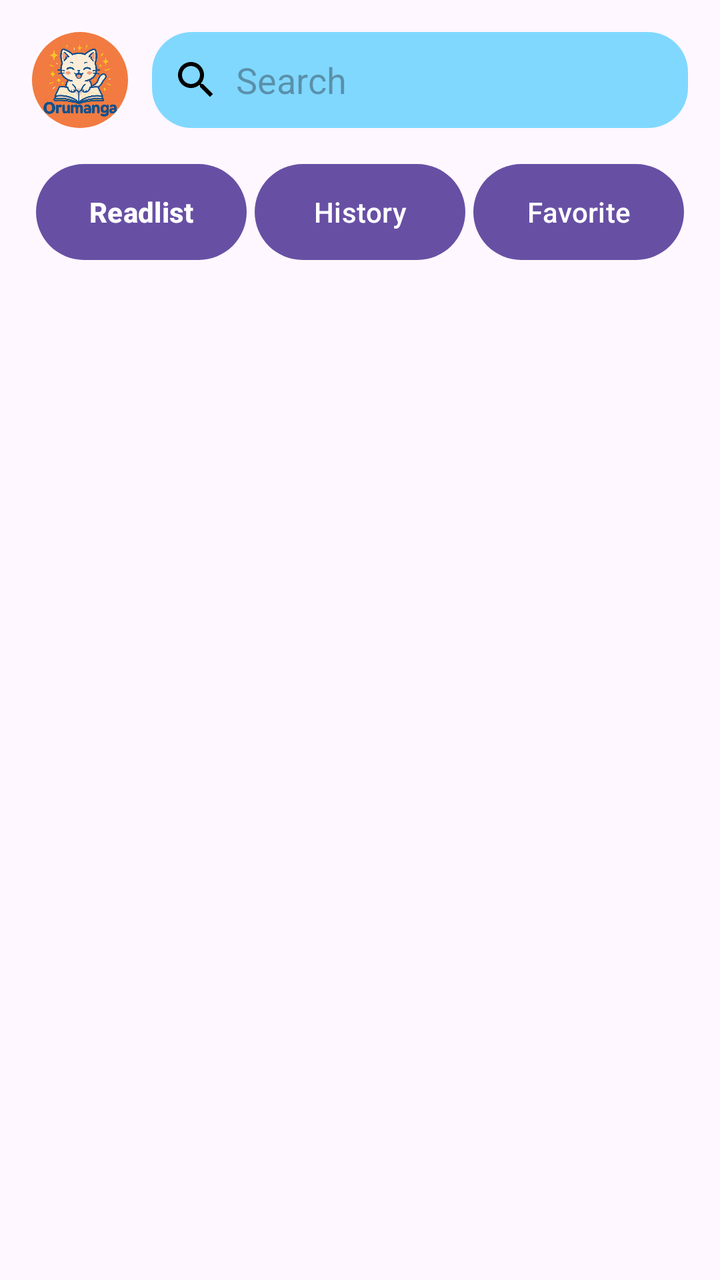
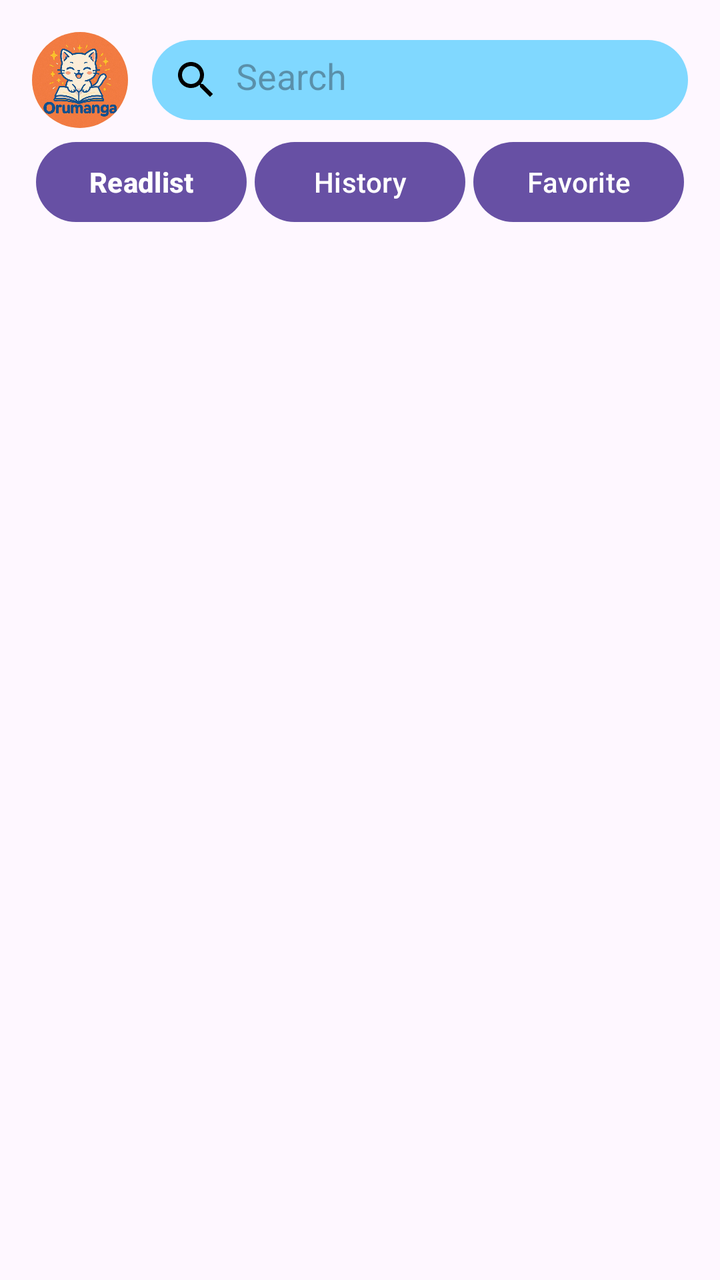

An Android layout rendered at two revisions. The XML below is the earlier revision; the diff shows what the commit changed to produce the second picture.
<!-- AndroidManifest.xml: application theme Theme.Do_an -->
<!-- res/layout/activity_mylist.xml -->
<?xml version="1.0" encoding="utf-8"?>
<androidx.constraintlayout.widget.ConstraintLayout xmlns:android="http://schemas.android.com/apk/res/android"
    xmlns:app="http://schemas.android.com/apk/res-auto"
    android:layout_width="match_parent"
    android:layout_height="match_parent"
    android:padding="16dp">

    
    <ImageView
        android:id="@+id/imgAvatar"
        android:layout_width="48dp"
        android:layout_height="48dp"
        android:src="@drawable/avatar"
        android:background="@drawable/avatar_circle_bg"
        android:scaleType="centerCrop"
        android:clipToOutline="true"
        android:outlineProvider="background"
        app:layout_constraintTop_toTopOf="parent"
        app:layout_constraintStart_toStartOf="parent" />

    
    <EditText
        android:id="@+id/edtSearch"
        android:layout_width="0dp"
        android:layout_height="48dp"
        android:hint="Search"
        android:padding="10dp"
        android:background="@drawable/rounded_bg"
        android:drawableLeft="@drawable/ic_search"
        android:drawablePadding="8dp"
        android:inputType="text"
        android:singleLine="true"
        app:layout_constraintTop_toTopOf="@+id/imgAvatar"
        app:layout_constraintBottom_toBottomOf="@+id/imgAvatar"
        app:layout_constraintStart_toEndOf="@+id/imgAvatar"
        app:layout_constraintEnd_toEndOf="parent"
        app:layout_constraintHorizontal_bias="0"
        android:layout_marginStart="12dp" />

    
    <LinearLayout
        android:id="@+id/layoutButtons"
        android:layout_width="0dp"
        android:layout_height="wrap_content"
        android:orientation="horizontal"
        android:gravity="center"
        android:layout_marginTop="16dp"
        app:layout_constraintTop_toBottomOf="@+id/imgAvatar"
        app:layout_constraintStart_toStartOf="parent"
        app:layout_constraintEnd_toEndOf="parent">

        <Button
            android:id="@+id/btnReadlist"
            android:layout_width="0dp"
            android:layout_height="wrap_content"
            android:layout_weight="1"
            android:layout_margin="2dp"
            android:background="@drawable/button_bg_selected"
            android:text="Readlist"
            android:textStyle="bold" />

        <Button
            android:id="@+id/btnHistory"
            android:layout_width="0dp"
            android:layout_margin="2dp"
            android:layout_height="wrap_content"
            android:background="@drawable/button_bg_selected"
            android:layout_weight="1"
            android:text="History" />

        <Button
            android:id="@+id/btnFavorite"
            android:layout_width="0dp"
            android:layout_margin="2dp"
            android:background="@drawable/button_bg_selected"
            android:layout_height="wrap_content"
            android:layout_weight="1"
            android:text="Favorite" />
    </LinearLayout>

    
    <FrameLayout
        android:id="@+id/containerContent"
        android:layout_width="0dp"
        android:layout_height="0dp"
        app:layout_constraintTop_toBottomOf="@+id/layoutButtons"
        app:layout_constraintBottom_toBottomOf="parent"
        app:layout_constraintStart_toStartOf="parent"
        app:layout_constraintEnd_toEndOf="parent"/>


</androidx.constraintlayout.widget.ConstraintLayout>
<!-- resources referenced by this layout -->
<resources>
  <!-- drawable avatar: png bitmap (drawable, 335922 bytes) -->
  <!-- drawable avatar_circle_bg (drawable) -->
  <shape xmlns:android="http://schemas.android.com/apk/res/android"
      android:shape="oval">
      <solid android:color="#E0E0E0"/> 
  </shape>
  <!-- drawable button_bg_selected (drawable) -->
  <selector xmlns:android="http://schemas.android.com/apk/res/android">
      
      <item android:state_selected="true">
          <shape android:shape="rectangle">
              <solid android:color="#F44336"/> 
              <corners android:radius="150dp"/>  
          </shape>
      </item>
  
      
      <item>
          <shape android:shape="rectangle">
              <solid android:color="#ECEFF1"/> 
              <corners android:radius="150dp"/>
          </shape>
      </item>
  </selector>
  <!-- drawable ic_search (drawable) -->
  <vector xmlns:android="http://schemas.android.com/apk/res/android" android:height="24dp" android:tint="#000000" android:viewportHeight="24" android:viewportWidth="24" android:width="24dp">
        
      <path android:fillColor="@android:color/white" android:pathData="M15.5,14h-0.79l-0.28,-0.27C15.41,12.59 16,11.11 16,9.5 16,5.91 13.09,3 9.5,3S3,5.91 3,9.5 5.91,16 9.5,16c1.61,0 3.09,-0.59 4.23,-1.57l0.27,0.28v0.79l5,4.99L20.49,19l-4.99,-5zM9.5,14C7.01,14 5,11.99 5,9.5S7.01,5 9.5,5 14,7.01 14,9.5 11.99,14 9.5,14z"/>
      
  </vector>
  <!-- drawable rounded_bg (drawable) -->
  <shape xmlns:android="http://schemas.android.com/apk/res/android"
      android:shape="rectangle"
      android:layout_height="wrap_content"
      android:layout_width="wrap_content">
  
      <solid android:color="#80D8FF"/>
      <corners android:radius="20dp"/>
  </shape>
  <style name="Theme.Do_an" parent="Base.Theme.Do_an" />
  <style name="Base.Theme.Do_an" parent="Theme.Material3.DayNight.NoActionBar">
          
          
      </style>
</resources>

<!-- the commit's change to res/layout/activity_mylist.xml (unified diff, before → after) -->
@@ -10,51 +10,52 @@
         android:id="@+id/imgAvatar"
         android:layout_width="48dp"
         android:layout_height="48dp"
-        android:src="@drawable/avatar"
         android:background="@drawable/avatar_circle_bg"
-        android:scaleType="centerCrop"
         android:clipToOutline="true"
         android:outlineProvider="background"
-        app:layout_constraintTop_toTopOf="parent"
-        app:layout_constraintStart_toStartOf="parent" />
+        android:scaleType="centerCrop"
+        android:src="@drawable/avatar"
+        app:layout_constraintStart_toStartOf="parent"
+        app:layout_constraintTop_toTopOf="parent" />
 
     
     <EditText
         android:id="@+id/edtSearch"
         android:layout_width="0dp"
-        android:layout_height="48dp"
-        android:hint="Search"
-        android:padding="10dp"
+        android:layout_height="40dp"
+        android:layout_marginStart="12dp"
         android:background="@drawable/rounded_bg"
         android:drawableLeft="@drawable/ic_search"
         android:drawablePadding="8dp"
+        android:hint="Search"
         android:inputType="text"
+        android:padding="10dp"
         android:singleLine="true"
-        app:layout_constraintTop_toTopOf="@+id/imgAvatar"
         app:layout_constraintBottom_toBottomOf="@+id/imgAvatar"
-        app:layout_constraintStart_toEndOf="@+id/imgAvatar"
         app:layout_constraintEnd_toEndOf="parent"
         app:layout_constraintHorizontal_bias="0"
-        android:layout_marginStart="12dp" />
+        app:layout_constraintStart_toEndOf="@+id/imgAvatar"
+        app:layout_constraintTop_toTopOf="@+id/imgAvatar" />
 
     
     <LinearLayout
         android:id="@+id/layoutButtons"
         android:layout_width="0dp"
         android:layout_height="wrap_content"
+        android:layout_marginTop="5dp"
+        android:layout_marginBottom="5dp"
+        android:gravity="center"
         android:orientation="horizontal"
-        android:gravity="center"
-        android:layout_marginTop="16dp"
-        app:layout_constraintTop_toBottomOf="@+id/imgAvatar"
+        app:layout_constraintEnd_toEndOf="parent"
         app:layout_constraintStart_toStartOf="parent"
-        app:layout_constraintEnd_toEndOf="parent">
+        app:layout_constraintTop_toBottomOf="@+id/imgAvatar">
 
         <Button
             android:id="@+id/btnReadlist"
             android:layout_width="0dp"
-            android:layout_height="wrap_content"
+            android:layout_height="40dp"
+            android:layout_margin="2dp"
             android:layout_weight="1"
-            android:layout_margin="2dp"
             android:background="@drawable/button_bg_selected"
             android:text="Readlist"
             android:textStyle="bold" />
@@ -62,19 +63,19 @@
         <Button
             android:id="@+id/btnHistory"
             android:layout_width="0dp"
+            android:layout_height="40dp"
             android:layout_margin="2dp"
-            android:layout_height="wrap_content"
+            android:layout_weight="1"
             android:background="@drawable/button_bg_selected"
-            android:layout_weight="1"
             android:text="History" />
 
         <Button
             android:id="@+id/btnFavorite"
             android:layout_width="0dp"
+            android:layout_height="40dp"
             android:layout_margin="2dp"
+            android:layout_weight="1"
             android:background="@drawable/button_bg_selected"
-            android:layout_height="wrap_content"
-            android:layout_weight="1"
             android:text="Favorite" />
     </LinearLayout>
 
@@ -83,10 +84,10 @@
         android:id="@+id/containerContent"
         android:layout_width="0dp"
         android:layout_height="0dp"
-        app:layout_constraintTop_toBottomOf="@+id/layoutButtons"
+        android:layout_marginTop="5dp"
         app:layout_constraintBottom_toBottomOf="parent"
+        app:layout_constraintEnd_toEndOf="parent"
         app:layout_constraintStart_toStartOf="parent"
-        app:layout_constraintEnd_toEndOf="parent"/>
-
+        app:layout_constraintTop_toBottomOf="@+id/layoutButtons" />
 
 </androidx.constraintlayout.widget.ConstraintLayout>
